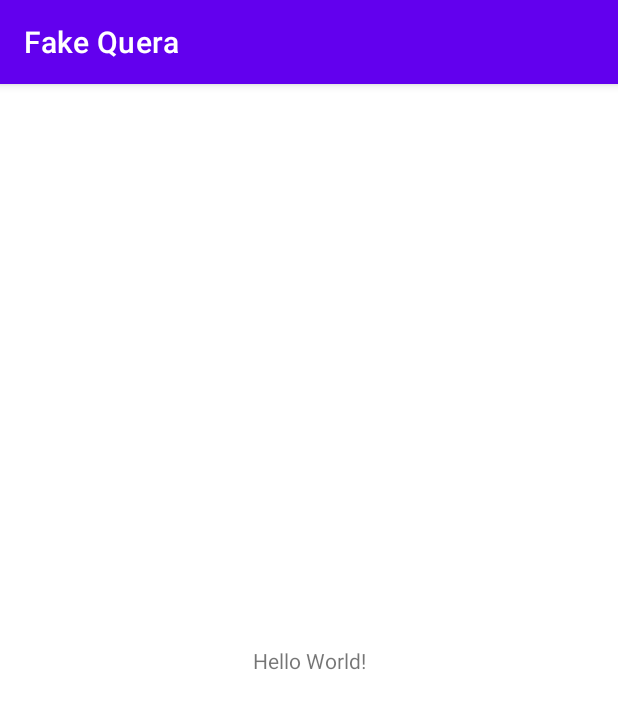
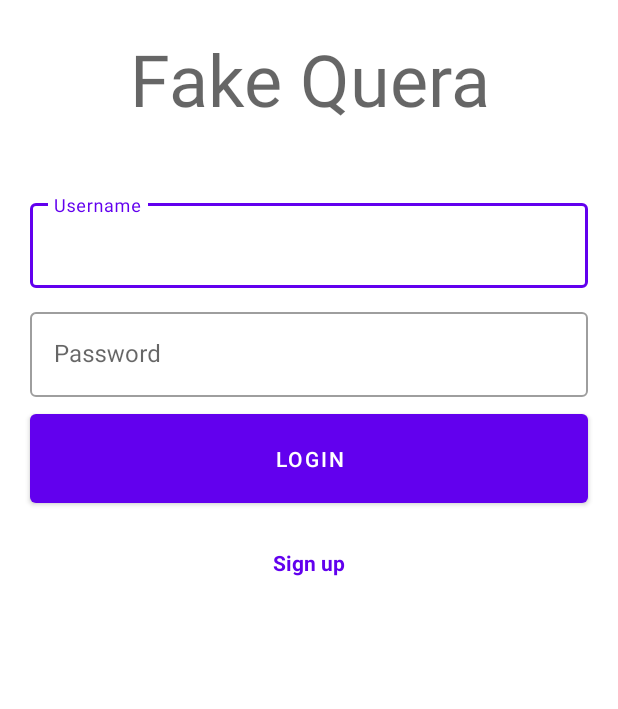
Before and after one commit to benyaminbeyzaie/fake-quera, an Android app: the screen it shows after launch (MainActivity), on a phone screen of 412 x 824 dp. Shown: the top 709 px of the screen. Run offline under Robolectric (Android 15) with nearby library versions, the phone set to English and light mode, and no system bars; our stand-ins replace Room's generated code.

Commit message:
create basic UI

```diff
--- a/app/src/main/AndroidManifest.xml
+++ b/app/src/main/AndroidManifest.xml
@@ -11,7 +11,8 @@
         android:theme="@style/Theme.FakeQuera">
         <activity
             android:name=".MainActivity"
-            android:exported="true">
+            android:exported="true"
+            android:theme="@style/AppTheme">
             <intent-filter>
                 <action android:name="android.intent.action.MAIN" />
 
--- a/app/src/main/res/layout/activity_main.xml
+++ b/app/src/main/res/layout/activity_main.xml
@@ -1,18 +1,75 @@
 <?xml version="1.0" encoding="utf-8"?>
-<androidx.constraintlayout.widget.ConstraintLayout xmlns:android="http://schemas.android.com/apk/res/android"
-    xmlns:app="http://schemas.android.com/apk/res-auto"
+<RelativeLayout
+    xmlns:android="http://schemas.android.com/apk/res/android"
     xmlns:tools="http://schemas.android.com/tools"
     android:layout_width="match_parent"
     android:layout_height="match_parent"
-    tools:context=".MainActivity">
+    tools:context=".MainActivity"
+    android:id="@+id/main_layout">
+
 
     <TextView
-        android:layout_width="wrap_content"
+        android:id="@+id/title"
+        android:layout_width="match_parent"
         android:layout_height="wrap_content"
-        android:text="Hello World!"
-        app:layout_constraintBottom_toBottomOf="parent"
-        app:layout_constraintLeft_toLeftOf="parent"
-        app:layout_constraintRight_toRightOf="parent"
-        app:layout_constraintTop_toTopOf="parent" />
+        android:padding="20dp"
+        android:textAlignment="center"
+        android:text="@string/app_name"
+        style="@style/TextAppearance.MaterialComponents.Headline3"/>
 
-</androidx.constraintlayout.widget.ConstraintLayout>
+    <com.google.android.material.textfield.TextInputLayout
+        android:id="@+id/username"
+        android:layout_width="match_parent"
+        android:layout_height="wrap_content"
+        android:layout_marginTop="20dp"
+        android:paddingHorizontal="20dp"
+        android:paddingVertical="5dp"
+        android:layout_below="@id/title"
+        style="@style/Widget.MaterialComponents.TextInputLayout.OutlinedBox">
+
+        <com.google.android.material.textfield.TextInputEditText
+
+            android:layout_width="match_parent"
+            android:layout_height="wrap_content"
+            android:hint="@string/username" />
+    </com.google.android.material.textfield.TextInputLayout>
+
+    <com.google.android.material.textfield.TextInputLayout
+        android:id="@+id/password"
+        android:layout_width="match_parent"
+        android:layout_height="wrap_content"
+        android:layout_below="@id/username"
+        android:paddingHorizontal="20dp"
+        android:paddingVertical="5dp"
+        style="@style/Widget.MaterialComponents.TextInputLayout.OutlinedBox">
+
+        <com.google.android.material.textfield.TextInputEditText
+            android:layout_width="match_parent"
+            android:layout_height="wrap_content"
+            android:hint="@string/password" />
+
+    </com.google.android.material.textfield.TextInputLayout>
+
+    <Button
+        android:id="@+id/LoginButton"
+        android:layout_width="match_parent"
+        android:layout_height="wrap_content"
+        android:padding="20dp"
+        android:layout_marginHorizontal="20dp"
+        android:layout_below="@id/password"
+        android:text="@string/login" />
+    <Button
+        android:id="@+id/SignupButton"
+        android:layout_width="match_parent"
+        android:layout_height="wrap_content"
+        android:padding="20dp"
+        android:layout_marginHorizontal="20dp"
+        android:layout_below="@id/LoginButton"
+        android:text="@string/signup"
+        android:textStyle="bold"
+        android:textSize="14sp"
+        style="@style/Widget.Material3.Button.TextButton"/>
+
+
+
+</RelativeLayout>
--- a/app/src/main/res/values-night/themes.xml
+++ b/app/src/main/res/values-night/themes.xml
@@ -1,6 +1,6 @@
 <resources xmlns:tools="http://schemas.android.com/tools">
     <!-- Base application theme. -->
-    <style name="Theme.FakeQuera" parent="Theme.MaterialComponents.DayNight.DarkActionBar">
+    <style name="Theme.FakeQuera" parent="Theme.MaterialComponents.Light.NoActionBar">
         <!-- Primary brand color. -->
         <item name="colorPrimary">@color/purple_200</item>
         <item name="colorPrimaryVariant">@color/purple_700</item>
--- a/app/src/main/res/values/strings.xml
+++ b/app/src/main/res/values/strings.xml
@@ -1,3 +1,8 @@
 <resources>
     <string name="app_name">Fake Quera</string>
+    <string name="label">Username</string>
+    <string name="username">Username</string>
+    <string name="password">Password</string>
+    <string name="login">Login</string>
+    <string name="signup">Sign up</string>
 </resources>
--- a/app/src/main/res/values/themes.xml
+++ b/app/src/main/res/values/themes.xml
@@ -1,6 +1,6 @@
 <resources xmlns:tools="http://schemas.android.com/tools">
     <!-- Base application theme. -->
-    <style name="Theme.FakeQuera" parent="Theme.MaterialComponents.DayNight.DarkActionBar">
+    <style name="AppTheme" parent="Theme.MaterialComponents.Light.NoActionBar">
         <!-- Primary brand color. -->
         <item name="colorPrimary">@color/purple_500</item>
         <item name="colorPrimaryVariant">@color/purple_700</item>
@@ -11,6 +11,7 @@
         <item name="colorOnSecondary">@color/black</item>
         <!-- Status bar color. -->
         <item name="android:statusBarColor" tools:targetApi="l">?attr/colorPrimaryVariant</item>
+        <item name="android:radius">20dp</item>
         <!-- Customize your theme here. -->
     </style>
 </resources>
```
